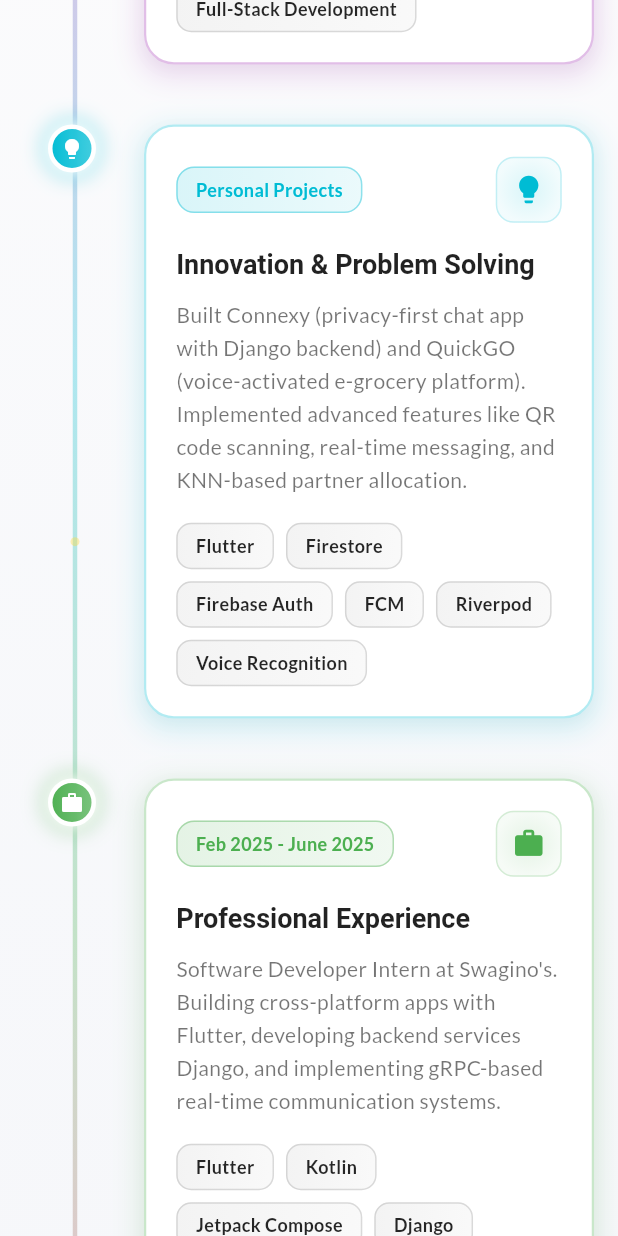
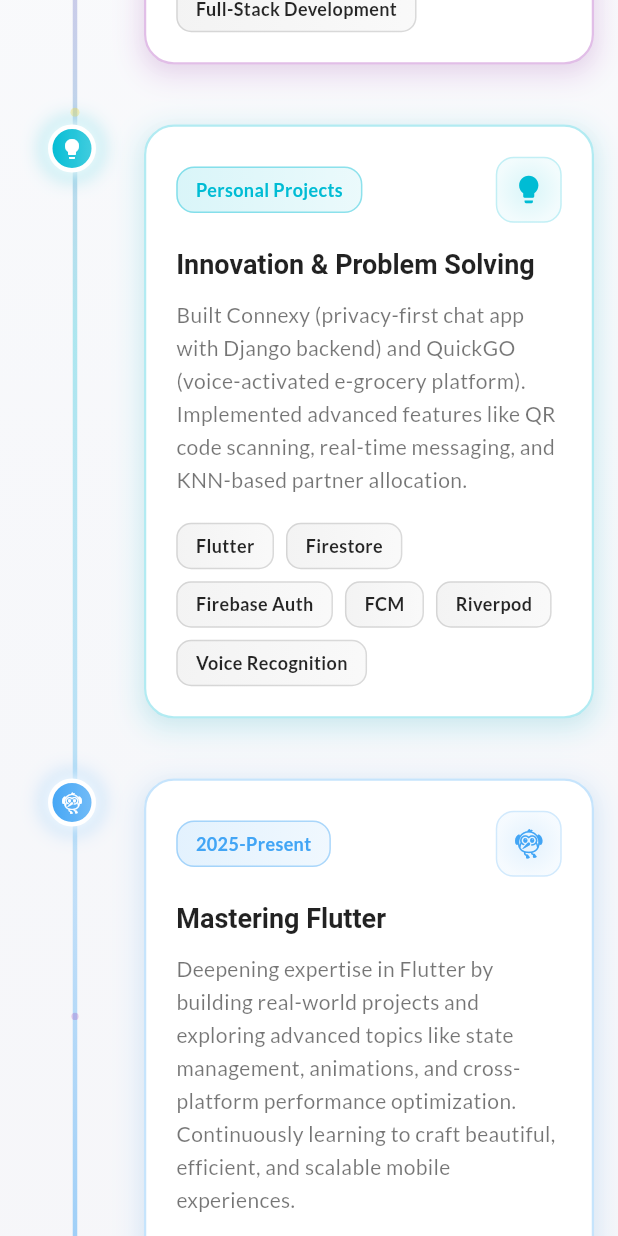
Before and after one commit to vishnusukumar14/portfolio, a Flutter app: the JourneySectionWidget widget shown alone on an empty page, opened directly, scrolled down 2304 dp, on a phone screen of 412 x 824 dp. Run offline on Flutter 3.47's test engine with Material 3 defaults, Android fonts, the phone set to English and light mode, and no system bars; our stand-ins replace cloud_firestore, firebase_core, flutter_svg, google_fonts, web; accounts and stored records are empty; generated files the repository leaves out were written again; network calls fail; Roboto replaces fonts that are missing (Arvo).

Commit message:
Recent updates

```diff
--- a/lib/core/contents.dart
+++ b/lib/core/contents.dart
@@ -22,8 +22,6 @@ class Contents {
 Hi, I’m a versatile software developer with a passion for building fast, reliable, and beautifully crafted digital experiences. I specialize in cross-platform development using Flutter, creating smooth, scalable apps backed by clean architecture and modern state management tools like Riverpod, Bloc, and Provider.
 I’ve worked on everything from academic projects to real-world apps during internships and freelance collaborations. I’ve integrated complex features like real-time messaging, secure authentication, and offline-first data persistence using tools such as REST APIs, Firebase, and MongoDB.
 
-In addition to Flutter, I bring hands-on experience in native Android development with Kotlin and Jetpack Compose, enabling me to optimize for platform-specific performance and deliver a seamless user experience.
-
 I also build backends using Python and Django, designing RESTful APIs with solid authentication systems and scalable data models. More recently, exploring Go (Golang), completing projects that focus on high-performance API services and concurrent processing.
 
 To ensure efficient development workflows, I leverage CI/CD pipelines with GitHub Actions, automating testing, builds, and deployments. This lets me ship with confidence and iterate quickly without compromising stability.
@@ -35,24 +33,18 @@ Whether I’m refining UI/UX details, debugging tough runtime issues, or optimiz
 
   static final experiences = [
     Experience(
-      title: "Software Developer Intern",
-      company: "Swagino's",
-      companyProfileUrl:
-          "https://www.linkedin.com/company/swaginos/posts/?feedView=all",
+      title: "Freelance Developer",
+      company: "Remote",
       duration: "Feb 2025 – June 2025",
       location: "Remote",
       highlights: [
         " Built cross-platform apps using Flutter, delivering responsive, high-performance UIs. ",
-        "Also developed native Android apps using Kotlin and Jetpack Compose for modern UI experiences.",
         " Designed and implemented backend services in Python (Django), applying clean architecture principles to build scalable, modular systems for production use.",
         "Utilized Firebase, FCM, and REST APIs for real-time features and backend integration.",
-        "Integrated gRPC-based backend services with Flutter clients to enable real-time messaging, synchronization, and efficient communication across distributed components.",
       ],
       techStack: [
         "Flutter",
         "Dart",
-        "Kotlin",
-        "Jetpack Compose",
         "Python",
         "Django",
         "Git Actions",
@@ -66,8 +58,6 @@ Whether I’m refining UI/UX details, debugging tough runtime issues, or optimiz
             "https://cdn.jsdelivr.net/gh/devicons/devicon/icons/flutter/flutter-original.svg",
         "Dart":
             "https://cdn.jsdelivr.net/gh/devicons/devicon/icons/dart/dart-original.svg",
-        "Kotlin":
-            "https://upload.wikimedia.org/wikipedia/commons/0/06/Kotlin_Icon.svg",
         "Python":
             "https://cdn.jsdelivr.net/gh/devicons/devicon/icons/python/python-original.svg",
         "Git Actions": "https://logo.svgcdn.com/l/github-actions.svg",
@@ -78,50 +68,6 @@ Whether I’m refining UI/UX details, debugging tough runtime issues, or optimiz
         "Git":
             "https://cdn.jsdelivr.net/gh/devicons/devicon/icons/git/git-original.svg",
         "gRPC": "https://logo.svgcdn.com/l/grpc.svg",
-        "Jetpack Compose":
-            "https://logo.svgcdn.com/d/jetpackcompose-original.svg",
-      },
-    ),
-    Experience(
-      title: "Product Development – Voigo (Hyperlocal Delivery Platform)",
-      company:
-          "Sri Jayachamarajendra College of Engineering, Mysuru, Karnataka",
-      companyProfileUrl:
-          "https://www.linkedin.com/school/sri-jayachamarajendra-college-of-engineering/",
-      duration: "Sep 2024 – Jan 2025",
-      location: "Onsite",
-      highlights: [
-        "Worked under faculty mentorship to develop Voigo, a hyperlocal platform connecting users with nearby kirana stores.",
-        "Bypassed traditional data storage using real-time order and inventory management for faster, more efficient operations",
-        "Built full-stack applications using Kotlin and Python Django; integrated Google Maps & live tracking.",
-        "Implemented pilot deployments, conducted usability testing, and improved system based on feedback.",
-      ],
-      techStack: [
-        "Kotlin",
-        "Java",
-        "Django",
-        "Firebase",
-        "MongoDB",
-        "JetBrains",
-        "REST APIs",
-        "Google Maps API",
-        "Git",
-      ],
-      techStackUrls: {
-        "Kotlin":
-            "https://upload.wikimedia.org/wikipedia/commons/0/06/Kotlin_Icon.svg",
-        "Java":
-            "https://cdn.jsdelivr.net/gh/devicons/devicon/icons/java/java-original.svg",
-        "Django":
-            "https://cdn.jsdelivr.net/gh/devicons/devicon/icons/django/django-plain.svg",
-        "Firebase":
-            "https://cdn.jsdelivr.net/gh/devicons/devicon/icons/firebase/firebase-plain.svg",
-        "JetBrains": "https://logo.svgcdn.com/l/jetbrains-space-icon.svg",
-        "MongoDB":
-            "https://cdn.jsdelivr.net/gh/devicons/devicon/icons/mongodb/mongodb-original.svg",
-        "Git":
-            "https://cdn.jsdelivr.net/gh/devicons/devicon/icons/git/git-original.svg",
-        "Google Maps API": "https://logo.svgcdn.com/l/google-maps.svg",
       },
     ),
   ];
--- a/lib/pages/home/home_page.dart
+++ b/lib/pages/home/home_page.dart
@@ -1,6 +1,6 @@
 import 'package:flutter/material.dart';
 import 'package:portfolio_app/core/contents.dart';
-import 'package:portfolio_app/pages/home/sections/internships_section.dart';
+import 'package:portfolio_app/pages/home/sections/experience_section.dart';
 import 'package:portfolio_app/pages/home/sections/project_section.dart';
 import 'package:web/web.dart' as web;
 
--- a/lib/pages/roadmap/journey_roadmap_page.dart
+++ b/lib/pages/roadmap/journey_roadmap_page.dart
@@ -280,7 +280,7 @@ class _JourneySectionWidgetState extends State<JourneySectionWidget>
         crossAxisAlignment: CrossAxisAlignment.start,
         children: [
           // Timeline dot - fixed position
-          Container(
+          SizedBox(
             width: 64,
             child: Column(
               children: [
@@ -745,37 +745,21 @@ class _JourneySectionWidgetState extends State<JourneySectionWidget>
         color: const Color(0xFF00BCD4),
       ),
       JourneyStep(
-        period: 'Feb 2025 - June 2025',
-        title: 'Professional Experience',
+        period: '2025-Present',
+        title: 'Mastering Flutter',
         description:
-            'Software Developer Intern at Swagino\'s. Building cross-platform apps with Flutter, developing backend services Django, and implementing gRPC-based real-time communication systems.',
+        'Deepening expertise in Flutter by building real-world projects and exploring advanced topics like state management, animations, and cross-platform performance optimization. Continuously learning to craft beautiful, efficient, and scalable mobile experiences.',
         technologies: [
           'Flutter',
-          'Kotlin',
-          'Jetpack Compose',
-          'Django',
-          'gRPC',
-          'CI/CD',
-          'GitHub Actions',
+          'Dart',
+          'State Management',
+          'Animations',
+          'Clean Architecture',
         ],
-        icon: Icons.work,
-        color: const Color(0xFF4CAF50),
+        icon: Icons.flutter_dash,
+        color: const Color(0xFF42A5F5),
       ),
-      JourneyStep(
-        period: '2025-Present',
-        title: 'Continuous Growth',
-        description:
-            'Focused on clean architecture, scalable systems, and production-ready code. Exploring advanced topics in mobile development, backend optimization, and DevOps practices while contributing to the developer community.',
-        technologies: [
-          'Clean Architecture',
-          'MVVM',
-          'Advanced Flutter',
-          'Cloud Architecture',
-          'Performance Optimization',
-        ],
-        icon: Icons.auto_awesome,
-        color: const Color(0xFFE91E63),
-      ),
+
     ];
   }
 }
```
